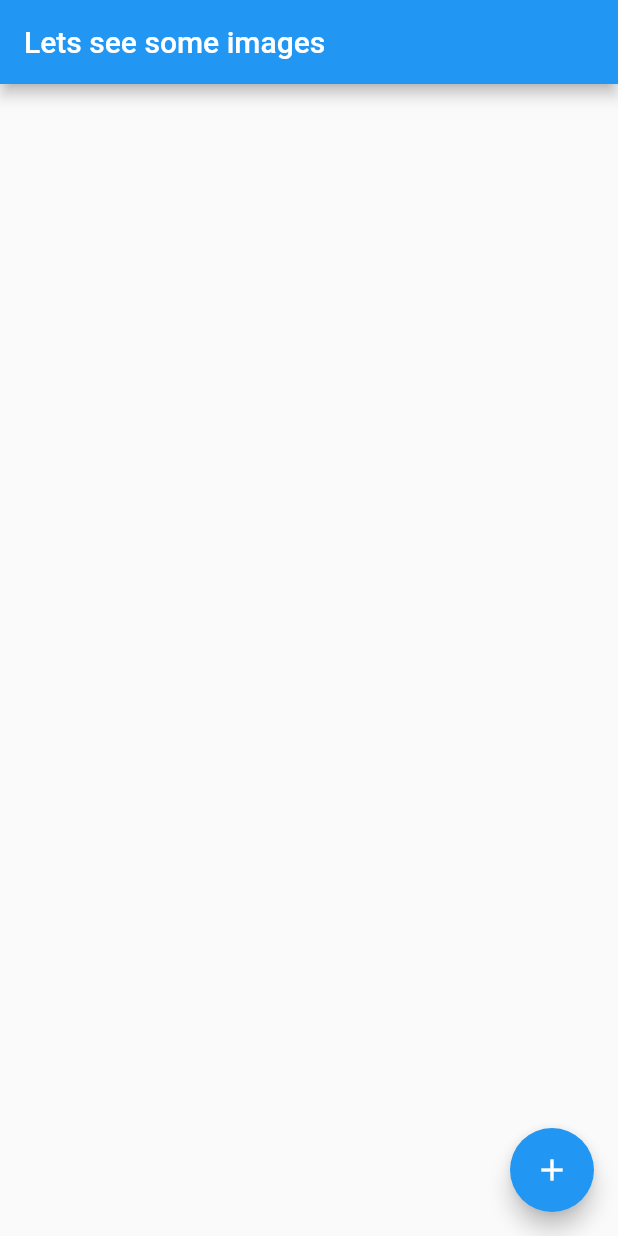
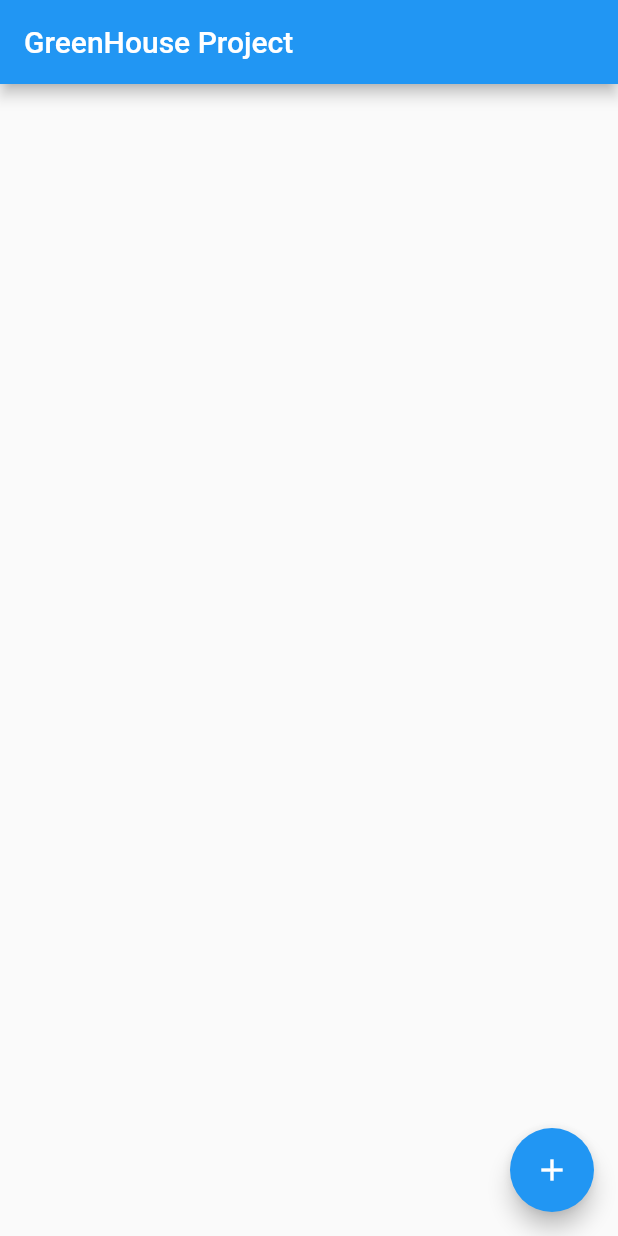
Before and after one commit to yashwanthkolli/greenHouse-project-app, a Flutter app: the screen it shows after launch, on a phone screen of 412 x 824 dp. Run offline on Flutter 3.47's test engine with Material 2 defaults, Android fonts, the phone set to English and light mode, and no system bars.

```diff
--- a/lib/src/app.dart
+++ b/lib/src/app.dart
@@ -1,8 +1,8 @@
 import 'package:flutter/material.dart';
 import 'package:http/http.dart' show get;
 import 'dart:convert';
-import './models/image_model.dart';
-import './widgets/image_list.dart';
+import './models/parameter_model.dart';
+import './widgets/parameters_list.dart';
 
 class App extends StatefulWidget {
   createState() {
@@ -11,19 +11,19 @@ class App extends StatefulWidget {
 }
 
 class AppState extends State<App> {
-  int counter = 0;
-  List<ImageModel> images = [];
+  Map<String, String> parameters = {
+    'temp': 'Temprature',
+    'humid': 'Humidity',
+    'light': 'Light',
+    'moisture': 'Moisture'
+  };
   Map<String, dynamic> temp = {};
   Map<String, dynamic> humid = {};
   Map<String, dynamic> light = {};
   Map<String, dynamic> moisture = {};
-  List<Map> arr = [];
+  List<ParameterModel> arr = [];
 
-  void fetchImage() async {
-    counter++;
-    var response =
-        await get('https://jsonplaceholder.typicode.com/photos/$counter');
-    var imageModel = ImageModel.fromJson(json.decode(response.body));
+  void fetchData() async {
     var tempResponse = await get(
         'https://api.thingspeak.com/channels/1322875/fields/1.json?api_key=RES3E1CL3T7GMAUD&results=1');
     var humidResponse = await get(
@@ -33,33 +33,39 @@ class AppState extends State<App> {
     var moistureResponse = await get(
         'https://api.thingspeak.com/channels/1322875/fields/4.json?api_key=RES3E1CL3T7GMAUD&results=1');
 
-    temp = json.decode(tempResponse.body);
-    humid = json.decode(humidResponse.body);
-    light = json.decode(lightResponse.body);
-    moisture = json.decode(lightResponse.body);
+    temp = json.decode(tempResponse.body)["feeds"][0];
+    humid = json.decode(humidResponse.body)["feeds"][0];
+    light = json.decode(lightResponse.body)["feeds"][0];
+    moisture = json.decode(moistureResponse.body)["feeds"][0];
+
+    var tempModel = ParameterModel.create(
+        'Temprature', temp["entry_id"], temp["created_at"], temp["field1"]);
+
+    var humidModel = ParameterModel.create(
+        "Humidity", humid["entry_id"], humid["created_at"], humid["field2"]);
+
+    var lightModel = ParameterModel.create(
+        "Light", light["entry_id"], light["created_at"], light["field3"]);
+
+    var moistureModel = ParameterModel.create("Moisture", moisture["entry_id"],
+        moisture["created_at"], moisture["field4"]);
 
     setState(() {
       arr = [];
-      images.add(imageModel);
-      arr.add(temp["feeds"][0]);
-      arr.add(humid["feeds"][0]);
-      arr.add(light["feeds"][0]);
-      arr.add(moisture["feeds"][0]);
+      arr.addAll([tempModel, humidModel, lightModel, moistureModel]);
     });
-
-    print(arr);
   }
 
   Widget build(context) {
     return MaterialApp(
       home: Scaffold(
-        body: ImageList(images, arr),
+        body: ParametersList(arr),
         floatingActionButton: FloatingActionButton(
           child: Icon(Icons.add),
-          onPressed: fetchImage,
+          onPressed: fetchData,
         ),
         appBar: AppBar(
-          title: Text('Lets see some images'),
+          title: Text('GreenHouse Project'),
         ),
       ),
     );
--- a/lib/src/models/image_model.dart
+++ /dev/null
@@ -1,13 +0,0 @@
-class ImageModel {
-  int id;
-  String url;
-  String title;
-
-  ImageModel(this.id, this.url, this.title);
-
-  ImageModel.fromJson(Map<String, dynamic> parsedJson) {
-    id = parsedJson['id'];
-    url = parsedJson['url'];
-    title = parsedJson['title'];
-  }
-}
--- /dev/null
+++ b/lib/src/models/parameter_model.dart
@@ -0,0 +1,16 @@
+class ParameterModel {
+  String name;
+  int id;
+  String createdAt;
+  dynamic field;
+
+  ParameterModel(this.id, this.createdAt, this.field);
+
+  ParameterModel.create(
+      String parameterName, int entryId, String createdTime, dynamic value) {
+    name = parameterName;
+    id = entryId;
+    createdAt = createdTime;
+    field = value;
+  }
+}
--- a/lib/src/widgets/image_list.dart
+++ /dev/null
@@ -1,18 +0,0 @@
-import 'package:flutter/material.dart';
-import '../models/image_model.dart';
-
-class ImageList extends StatelessWidget {
-  final List<ImageModel> images;
-  final List<Map> arr;
-
-  ImageList(this.images, this.arr);
-
-  Widget build(context) {
-    return ListView.builder(
-      itemCount: arr.length,
-      itemBuilder: (context, int index) {
-        return Text(arr[index]["created_at"]);
-      },
-    );
-  }
-}
--- /dev/null
+++ b/lib/src/widgets/parameters_list.dart
@@ -0,0 +1,23 @@
+import 'package:flutter/material.dart';
+import '../models/parameter_model.dart';
+
+class ParametersList extends StatelessWidget {
+  final List<ParameterModel> arr;
+
+  ParametersList(this.arr);
+
+  Widget build(context) {
+    return ListView.builder(
+      itemCount: arr.length,
+      itemBuilder: (context, int index) {
+        var value;
+        if (arr[index].field != null) {
+          value = arr[index].field;
+        } else {
+          value = "0";
+        }
+        return Text(arr[index].name + ": " + value);
+      },
+    );
+  }
+}
```
